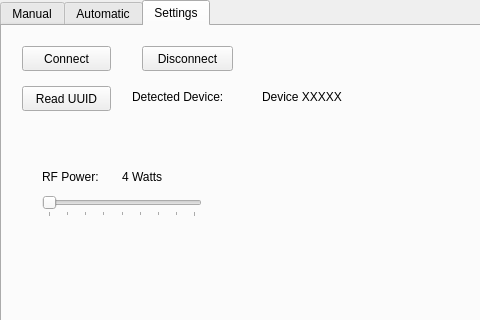
This is GUI/vr_gui_layout.ui in rschloen/haptic_vr as Qt 5 draws it before an edit; both pictures show x 0 to 480 and y 0 to 320 of the 800 by 410 pixel window. The edited form follows.
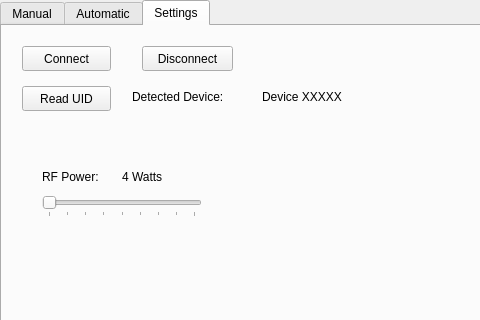
This is the edited form.

```diff
--- a/GUI/vr_gui_layout.ui
+++ b/GUI/vr_gui_layout.ui
@@ -1814,7 +1814,7 @@
           </rect>
          </property>
          <property name="text">
-          <string>Read UUID</string>
+          <string>Read UID</string>
          </property>
         </widget>
        </widget>
```
